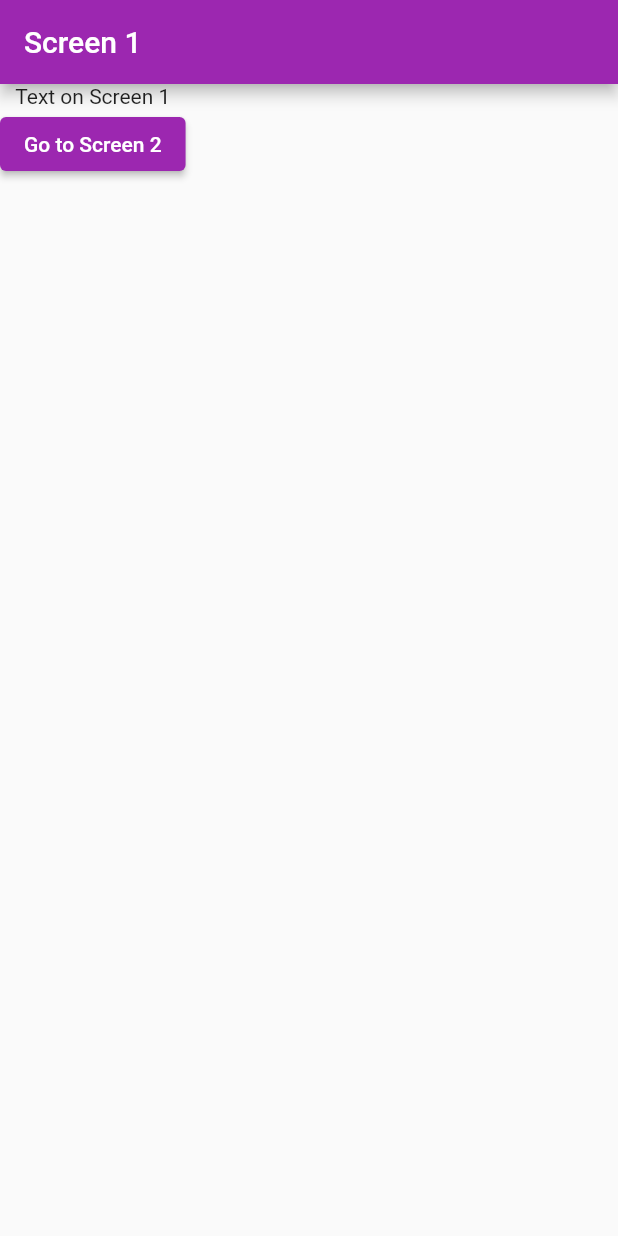
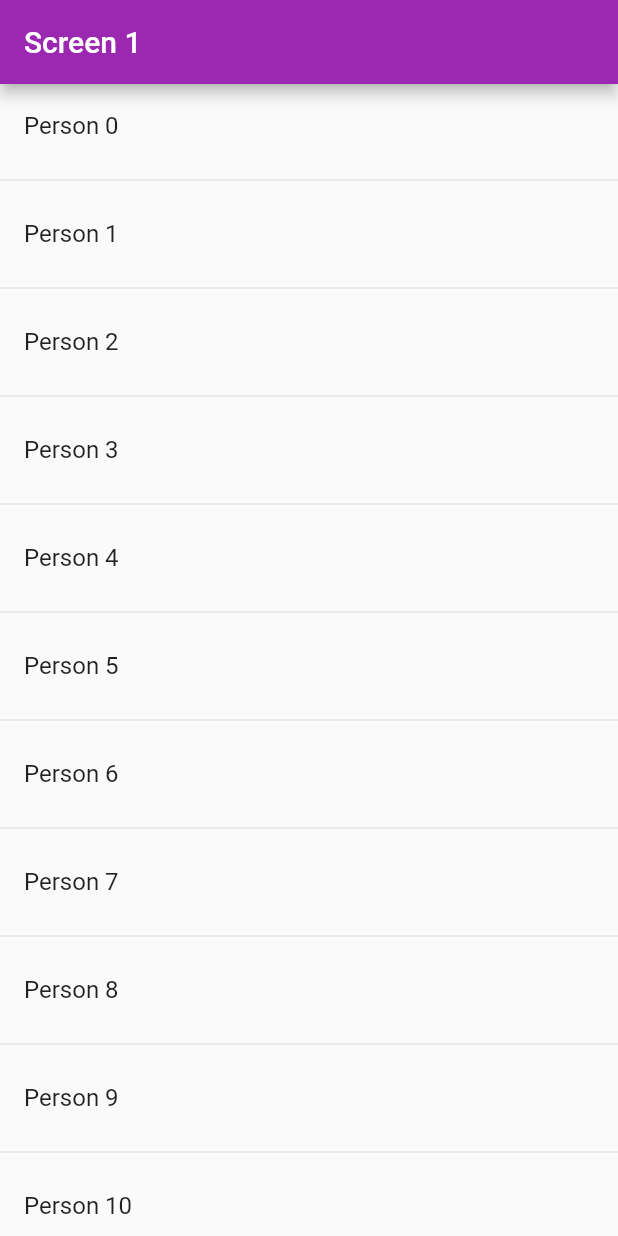
Before and after one commit to akhilvp07/test_proj, a Flutter app: the screen it shows after launch, on a phone screen of 412 x 824 dp. Run offline on Flutter 3.47's test engine with Material 2 defaults, Android fonts, the phone set to English and light mode, and no system bars.

Commit message:
Listview to next screen

```diff
--- a/lib/screen_one.dart
+++ b/lib/screen_one.dart
@@ -1,4 +1,5 @@
 import 'package:flutter/material.dart';
+import 'package:test_proj/screen_two.dart';
 
 class ScreenOne extends StatelessWidget {
   const ScreenOne({Key? key}) : super(key: key);
@@ -10,21 +11,27 @@ class ScreenOne extends StatelessWidget {
         title: Text('Screen 1'),
       ),
       body: SafeArea(
-        child: Column(
-          children: [
-            Text('Text on Screen 1'),
-            ElevatedButton(
-              onPressed: () {
-                // Navigator.of(context).push(MaterialPageRoute(
-                //   builder: (ctx) {
-                //     return ScreenTwo();
-                //   },
-                // ));
-                Navigator.of(context).pushNamed('screen2');
+        child: ListView.separated(
+          itemBuilder: (ctx, index) {
+            return ListTile(
+              title: Text('Person $index'),
+              onTap: () {
+                Navigator.of(context).push(
+                  MaterialPageRoute(
+                    builder: (ctx) {
+                      return ScreenTwo(
+                        name: 'Person $index',
+                      );
+                    },
+                  ),
+                );
               },
-              child: Text('Go to Screen 2'),
-            )
-          ],
+            );
+          },
+          separatorBuilder: (ctx, index) {
+            return Divider();
+          },
+          itemCount: 30,
         ),
       ),
     );
--- a/lib/screen_two.dart
+++ b/lib/screen_two.dart
@@ -1,13 +1,15 @@
 import 'package:flutter/material.dart';
 
 class ScreenTwo extends StatelessWidget {
-  const ScreenTwo({Key? key}) : super(key: key);
+  final String name;
+
+  const ScreenTwo({Key? key, required this.name}) : super(key: key);
 
   @override
   Widget build(BuildContext context) {
     return Scaffold(
       appBar: AppBar(
-        title: Text('Screen 2'),
+        title: Text(name),
       ),
       body: SafeArea(
         child: Column(
```
Also changed, not shown: lib/main.dart (+8 -9 lines).
